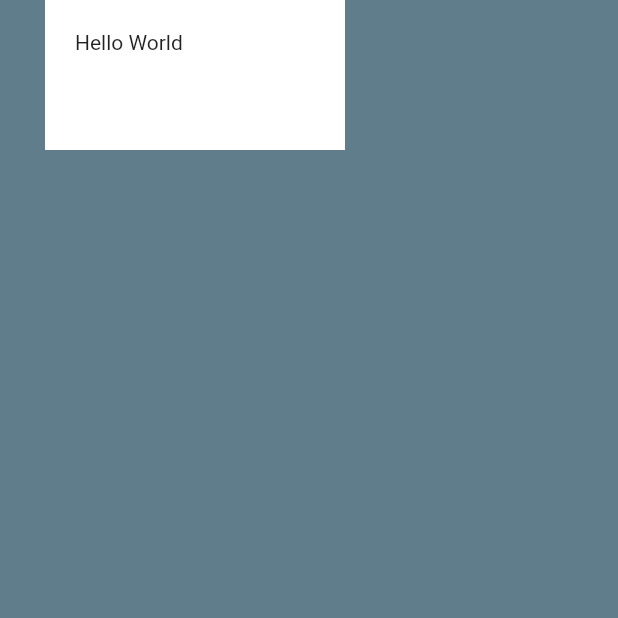
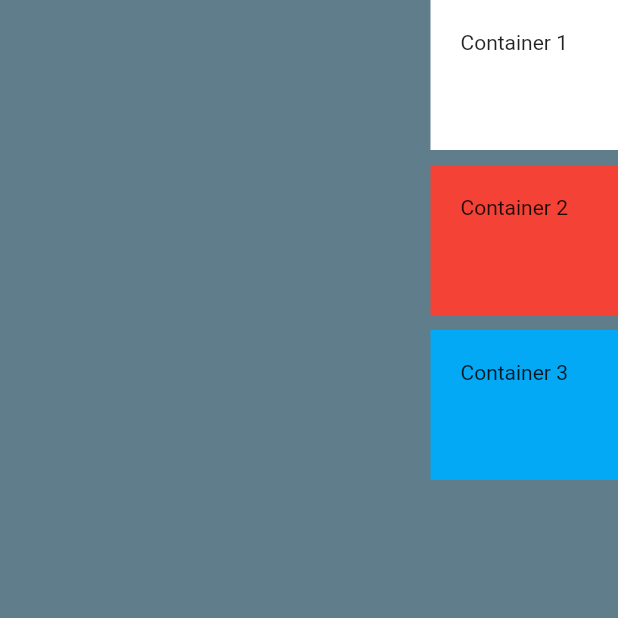
Before and after one commit to ayushnigam95/micard, a Flutter app: the screen it shows after launch, on a phone screen of 412 x 824 dp, the top half of it. Run offline on Flutter 3.47's test engine with Material 2 defaults, Android fonts, the phone set to English and light mode, and no system bars.

Commit message:
add blank container for alignment

```diff
--- a/lib/main.dart
+++ b/lib/main.dart
@@ -16,18 +16,47 @@ class MyApp extends StatelessWidget {
 //      SafeArea makes sure that the content remains in the visible
 //      Region and is not hindered by notch or navigation
         body: SafeArea(
-//        Container can only have one child
-//        Container having no child takes up all the space it can,
-//        else it takes up the shape and size of the child widget
-          child: Container(
-            color: Colors.white,
-            height: 100,
-            width: 200,
-//          EdgeInsets is used to define the linear metrics like margin
-//          padding and other stuff in context of a container
-            margin: EdgeInsets.only(left: 30),
-            padding: EdgeInsets.all(20),
-            child: Text("Hello World"),
+          child: Column(
+            crossAxisAlignment: CrossAxisAlignment.end,
+            children: <Widget>[
+              Container(
+                color: Colors.white,
+                height: 100,
+                width: 125,
+                margin: EdgeInsets.only(left: 30),
+                padding: EdgeInsets.all(20),
+                child: Text("Container 1"),
+              ),
+              SizedBox(
+                height: 10,
+              ),
+              Container(
+                color: Colors.red,
+                height: 100,
+                width: 125,
+                margin: EdgeInsets.only(left: 30),
+                padding: EdgeInsets.all(20),
+                child: Text("Container 2"),
+              ),
+              SizedBox(
+                height: 10,
+              ),
+              Container(
+                color: Colors.lightBlue,
+                height: 100,
+                width: 125,
+                margin: EdgeInsets.only(left: 30),
+                padding: EdgeInsets.all(20),
+                child: Text("Container 3"),
+              ),
+//_______________________________________________________________________
+//             ADD NEW CONTAINER WITH WIDTH EQUALS INFINITY TO SEE
+//            EFFECT SAME AS ALIGN RIGHT
+//_______________________________________________________________________
+              Container(
+                width: double.infinity,
+              ),
+            ],
           ),
         ),
       ),
```
